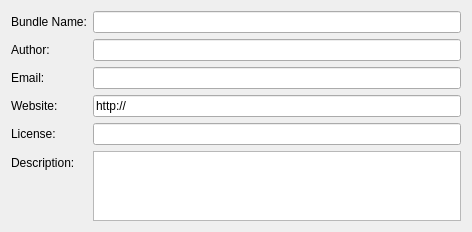
Above: krita/plugins/paintops/resourcemanager/wdg_dlgcreatebundle.ui from KDE/krita before the change. Below: the same form after it.
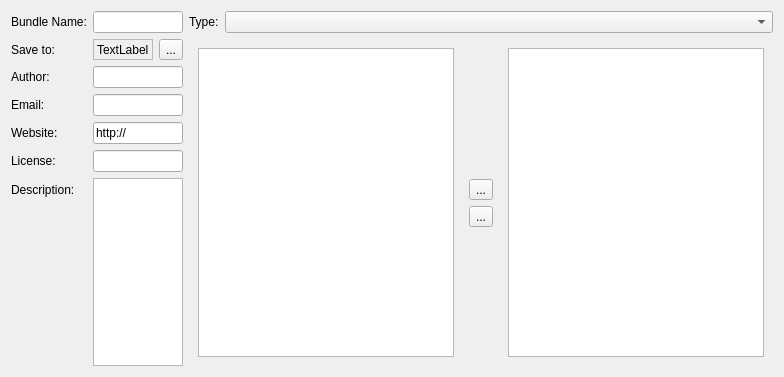
That is the form after the change.

Commit message:
Add a dialog to make creating resource bundles easy
The dialog will be re-usable for editing bundles, too.

```diff
--- a/krita/plugins/paintops/resourcemanager/wdg_dlgcreatebundle.ui
+++ b/krita/plugins/paintops/resourcemanager/wdg_dlgcreatebundle.ui
@@ -6,8 +6,8 @@
    <rect>
     <x>0</x>
     <y>0</y>
-    <width>472</width>
-    <height>223</height>
+    <width>718</width>
+    <height>377</height>
    </rect>
   </property>
   <property name="sizePolicy">
@@ -22,6 +22,8 @@
   <property name="windowOpacity">
    <double>1.000000000000000</double>
   </property>
+  <layout class="QHBoxLayout" name="horizontalLayout_4">
+   <item>
   <layout class="QFormLayout" name="formLayout">
    <item row="0" column="0">
     <widget class="QLabel" name="bundleName">
@@ -34,6 +36,43 @@
     <widget class="QLineEdit" name="editBundleName"/>
    </item>
    <item row="1" column="0">
+      <widget class="QLabel" name="label_2">
+       <property name="text">
+        <string>Save to:</string>
+       </property>
+      </widget>
+     </item>
+     <item row="1" column="1">
+      <layout class="QHBoxLayout" name="horizontalLayout">
+       <item>
+        <widget class="QLabel" name="lblSaveLocation">
+         <property name="sizePolicy">
+          <sizepolicy hsizetype="MinimumExpanding" vsizetype="Preferred">
+           <horstretch>0</horstretch>
+           <verstretch>0</verstretch>
+          </sizepolicy>
+         </property>
+         <property name="frameShape">
+          <enum>QFrame::StyledPanel</enum>
+         </property>
+         <property name="frameShadow">
+          <enum>QFrame::Sunken</enum>
+         </property>
+         <property name="text">
+          <string>TextLabel</string>
+         </property>
+        </widget>
+       </item>
+       <item>
+        <widget class="QToolButton" name="bnSelectSaveLocation">
+         <property name="text">
+          <string>...</string>
+         </property>
+        </widget>
+       </item>
+      </layout>
+     </item>
+     <item row="2" column="0">
     <widget class="QLabel" name="author">
      <property name="text">
       <string>Author:</string>
@@ -46,13 +85,23 @@
      </property>
     </widget>
    </item>
-   <item row="1" column="1">
+     <item row="2" column="1">
     <widget class="QLineEdit" name="editAuthor">
      <property name="text">
       <string/>
      </property>
     </widget>
    </item>
+     <item row="3" column="0">
+      <widget class="QLabel" name="label">
+       <property name="text">
+        <string>Email:</string>
+       </property>
+      </widget>
+     </item>
+     <item row="3" column="1">
+      <widget class="QLineEdit" name="editEmail"/>
+     </item>
    <item row="4" column="0">
     <widget class="QLabel" name="website">
      <property name="text">
@@ -91,15 +140,115 @@
    <item row="6" column="1">
     <widget class="QPlainTextEdit" name="editDescription"/>
    </item>
-   <item row="3" column="1">
-    <widget class="QLineEdit" name="editEmail"/>
+    </layout>
    </item>
-   <item row="3" column="0">
-    <widget class="QLabel" name="label">
+   <item>
+    <layout class="QVBoxLayout" name="verticalLayout_2">
+     <item>
+      <layout class="QHBoxLayout" name="horizontalLayout_2">
+       <item>
+        <widget class="QLabel" name="label_3">
      <property name="text">
-      <string>Email:</string>
-     </property>
-    </widget>
+          <string>Type:</string>
+         </property>
+        </widget>
+       </item>
+       <item>
+        <widget class="QComboBox" name="cmbResourceTypes">
+         <property name="sizePolicy">
+          <sizepolicy hsizetype="MinimumExpanding" vsizetype="Fixed">
+           <horstretch>0</horstretch>
+           <verstretch>0</verstretch>
+          </sizepolicy>
+         </property>
+         <property name="insertPolicy">
+          <enum>QComboBox::InsertAlphabetically</enum>
+         </property>
+        </widget>
+       </item>
+      </layout>
+     </item>
+     <item>
+      <layout class="QHBoxLayout" name="horizontalLayout_3">
+       <item>
+        <widget class="QWidget" name="wdgAvailablePage" native="true">
+         <property name="sizePolicy">
+          <sizepolicy hsizetype="MinimumExpanding" vsizetype="MinimumExpanding">
+           <horstretch>0</horstretch>
+           <verstretch>0</verstretch>
+          </sizepolicy>
+         </property>
+         <layout class="QGridLayout" name="gridLayout">
+          <item row="0" column="1">
+           <widget class="QListWidget" name="tableAvailable"/>
+          </item>
+         </layout>
+        </widget>
+       </item>
+       <item>
+        <layout class="QVBoxLayout" name="verticalLayout">
+         <item>
+          <spacer name="verticalSpacer_4">
+           <property name="orientation">
+            <enum>Qt::Vertical</enum>
+           </property>
+           <property name="sizeHint" stdset="0">
+            <size>
+             <width>20</width>
+             <height>40</height>
+            </size>
+           </property>
+          </spacer>
+         </item>
+         <item>
+          <widget class="QToolButton" name="bnAdd">
+           <property name="text">
+            <string>...</string>
+           </property>
+          </widget>
+         </item>
+         <item>
+          <widget class="QToolButton" name="bnRemove">
+           <property name="text">
+            <string>...</string>
+           </property>
+          </widget>
+         </item>
+         <item>
+          <spacer name="verticalSpacer_3">
+           <property name="orientation">
+            <enum>Qt::Vertical</enum>
+           </property>
+           <property name="sizeHint" stdset="0">
+            <size>
+             <width>20</width>
+             <height>40</height>
+            </size>
+           </property>
+          </spacer>
+         </item>
+        </layout>
+       </item>
+       <item>
+        <widget class="QWidget" name="wdgSelectedPage" native="true">
+         <property name="sizePolicy">
+          <sizepolicy hsizetype="MinimumExpanding" vsizetype="MinimumExpanding">
+           <horstretch>0</horstretch>
+           <verstretch>0</verstretch>
+          </sizepolicy>
+         </property>
+         <layout class="QGridLayout" name="gridLayout_2">
+          <item row="0" column="0">
+           <widget class="QListWidget" name="tableSelected"/>
+          </item>
+         </layout>
+         <zorder>wdgAvailablePage</zorder>
+         <zorder>tableSelected</zorder>
+        </widget>
+       </item>
+      </layout>
+     </item>
+    </layout>
    </item>
   </layout>
  </widget>
```
Lines whose indentation alone changed are shown as unchanged. The commit also changes 6 other files.
